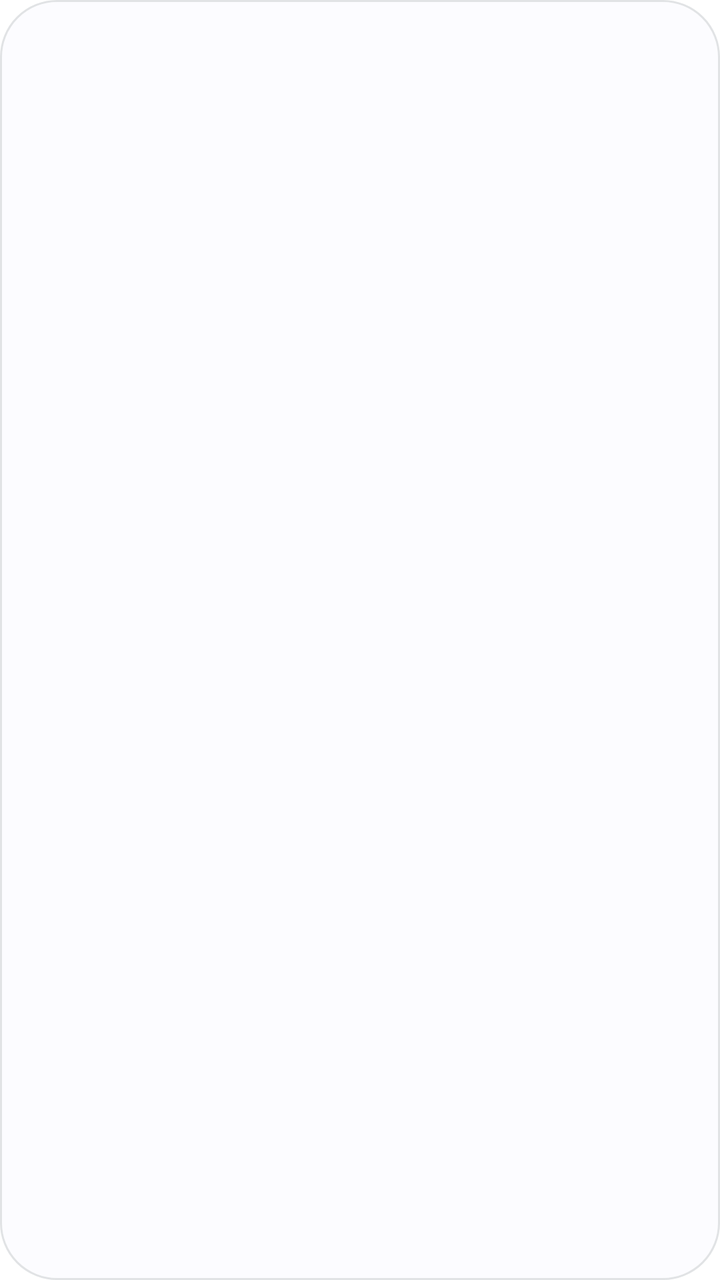
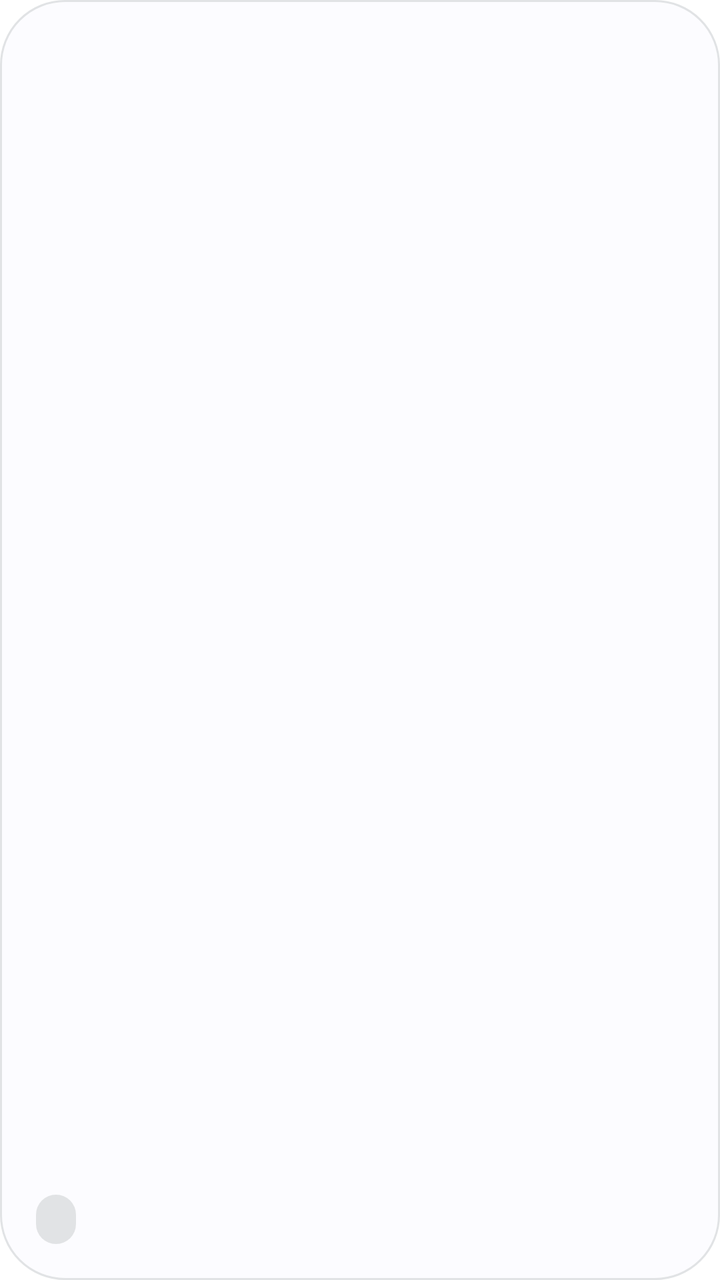

Two renders of the same Android screen: before a commit and after it. Below are the layout's source before the change and the commit's diff.
<!-- AndroidManifest.xml: fallback theme Theme.MaterialComponents.DayNight.NoActionBar -->
<!-- res/layout/widget_summary.xml -->
<?xml version="1.0" encoding="utf-8"?>
<LinearLayout xmlns:android="http://schemas.android.com/apk/res/android" android:id="@+id/widget_summary_root" android:layout_width="match_parent" android:layout_height="match_parent" android:orientation="vertical" android:padding="16dp" android:background="@drawable/widget_m3_surface">
    <TextView android:id="@+id/widget_summary_title" android:layout_width="wrap_content" android:layout_height="wrap_content" android:textColor="@color/widget_primary" android:textStyle="bold" android:textSize="12sp" />
    <TextView android:id="@+id/widget_summary_body" android:layout_width="match_parent" android:layout_height="wrap_content" android:layout_marginTop="8dp" android:textColor="@color/widget_on_surface" android:textSize="15sp" android:lineSpacingExtra="3dp" />
</LinearLayout>
<!-- resources referenced by this layout -->
<resources>
  <color name="widget_on_surface">#FF171C25</color>
  <color name="widget_primary">#FF005AC1</color>
  <!-- drawable widget_m3_surface (drawable) -->
  <?xml version="1.0" encoding="utf-8"?>
  <shape xmlns:android="http://schemas.android.com/apk/res/android" android:shape="rectangle">
      <solid android:color="@color/widget_surface" />
      <corners android:radius="28dp" />
      <padding android:left="2dp" android:top="2dp" android:right="2dp" android:bottom="2dp" />
      <stroke android:width="1dp" android:color="@color/widget_surface_variant" />
  </shape>
  <color name="widget_surface">#FFF7F9FF</color>
  <color name="widget_surface_variant">#FFDCE5F5</color>
</resources>

<!-- the commit's change to res/layout/widget_summary.xml (unified diff, before → after) -->
@@ -1,5 +1,12 @@
 <?xml version="1.0" encoding="utf-8"?>
-<LinearLayout xmlns:android="http://schemas.android.com/apk/res/android" android:id="@+id/widget_summary_root" android:layout_width="match_parent" android:layout_height="match_parent" android:orientation="vertical" android:padding="16dp" android:background="@drawable/widget_m3_surface">
-    <TextView android:id="@+id/widget_summary_title" android:layout_width="wrap_content" android:layout_height="wrap_content" android:textColor="@color/widget_primary" android:textStyle="bold" android:textSize="12sp" />
-    <TextView android:id="@+id/widget_summary_body" android:layout_width="match_parent" android:layout_height="wrap_content" android:layout_marginTop="8dp" android:textColor="@color/widget_on_surface" android:textSize="15sp" android:lineSpacingExtra="3dp" />
-</LinearLayout>
+<RelativeLayout xmlns:android="http://schemas.android.com/apk/res/android"
+    android:id="@+id/widget_summary_root"
+    android:layout_width="match_parent"
+    android:layout_height="match_parent"
+    android:background="@drawable/widget_expressive_surface"
+    android:padding="18dp">
+    <TextView android:id="@+id/widget_summary_title" android:layout_width="wrap_content" android:layout_height="wrap_content" android:textColor="@color/widget_primary" android:textSize="12sp" android:textStyle="bold" />
+    <TextView android:id="@+id/widget_summary_account" android:layout_width="wrap_content" android:layout_height="wrap_content" android:layout_alignParentEnd="true" android:ellipsize="end" android:maxLines="1" android:textColor="@color/widget_on_surface_variant" android:textSize="12sp" />
+    <TextView android:id="@+id/widget_summary_body" android:layout_width="match_parent" android:layout_height="wrap_content" android:layout_below="@id/widget_summary_title" android:layout_marginTop="14dp" android:ellipsize="end" android:maxLines="2" android:textColor="@color/widget_on_surface" android:textSize="17sp" android:textStyle="bold" />
+    <TextView android:id="@+id/widget_summary_status" android:layout_width="wrap_content" android:layout_height="wrap_content" android:layout_alignParentBottom="true" android:background="@drawable/widget_status_pill" android:paddingHorizontal="10dp" android:paddingVertical="5dp" android:textColor="@color/widget_primary" android:textSize="11sp" />
+</RelativeLayout>
<!-- resource entries referenced after the edit -->
@@ -1,14 +1,18 @@
 <!-- resources referenced by this layout -->
 <resources>
   <color name="widget_on_surface">#FF171C25</color>
+  <color name="widget_on_surface_variant">#FF42474F</color>
   <color name="widget_primary">#FF005AC1</color>
-  <!-- drawable widget_m3_surface (drawable) -->
-  <?xml version="1.0" encoding="utf-8"?>
+  <!-- drawable widget_expressive_surface (drawable) -->
   <shape xmlns:android="http://schemas.android.com/apk/res/android" android:shape="rectangle">
       <solid android:color="@color/widget_surface" />
-      <corners android:radius="28dp" />
-      <padding android:left="2dp" android:top="2dp" android:right="2dp" android:bottom="2dp" />
+      <corners android:radius="32dp" />
       <stroke android:width="1dp" android:color="@color/widget_surface_variant" />
+  </shape>
+  <!-- drawable widget_status_pill (drawable) -->
+  <shape xmlns:android="http://schemas.android.com/apk/res/android" android:shape="rectangle">
+      <solid android:color="@color/widget_surface_variant" />
+      <corners android:radius="99dp" />
   </shape>
   <color name="widget_surface">#FFF7F9FF</color>
   <color name="widget_surface_variant">#FFDCE5F5</color>
